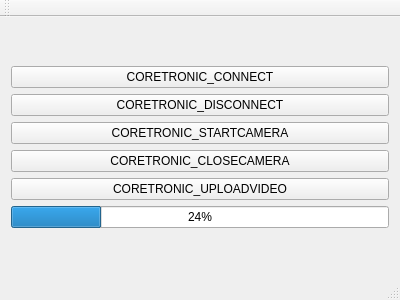
Qt form mainwindow.ui (jacklyio/Eagle360_UI) before a commit.
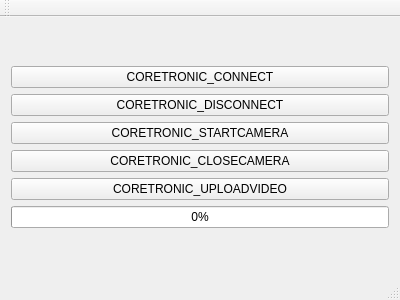
The same form after that commit.

Patch:
```diff
--- a/mainwindow.ui
+++ b/mainwindow.ui
@@ -55,7 +55,7 @@
       <item>
        <widget class="QProgressBar" name="progressBar">
         <property name="value">
-         <number>24</number>
+         <number>0</number>
         </property>
        </widget>
       </item>
```
